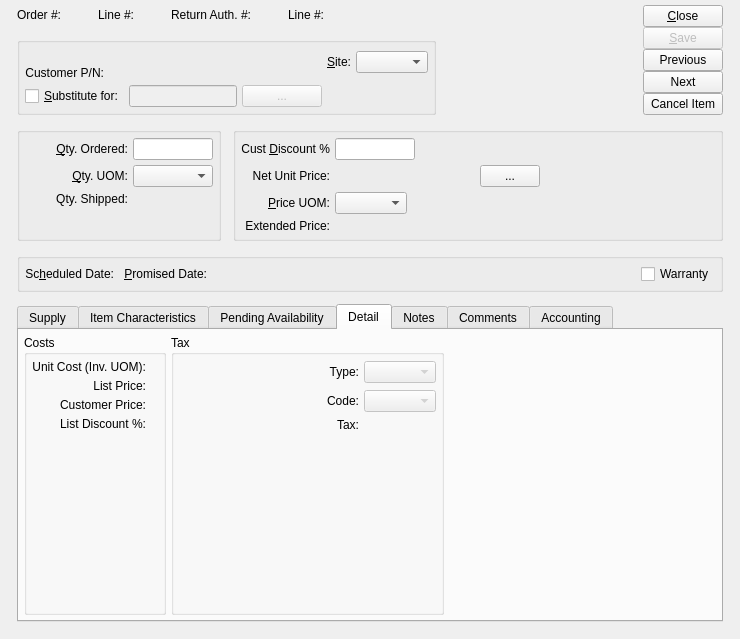
This is xtuple/trunk/guiclient/salesOrderItem.ui in WooodHead/xtuple as Qt 5 draws it before an edit. The edited form follows.
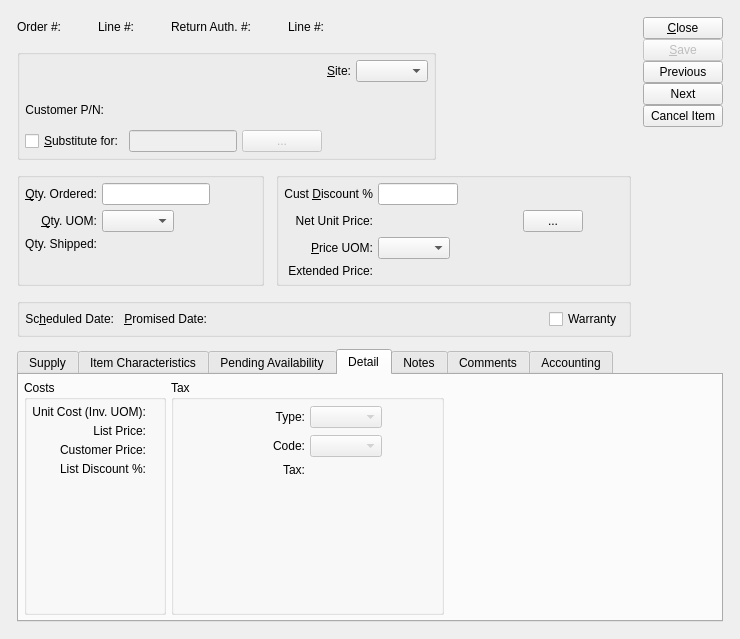
This is the edited form. The open tabs and pages were chosen to show the change. Custom widgets are drawn as their Qt base class.

```diff
--- a/xtuple/trunk/guiclient/salesOrderItem.ui
+++ b/xtuple/trunk/guiclient/salesOrderItem.ui
@@ -30,6 +30,9 @@
      <property name="leftMargin" >
       <number>12</number>
      </property>
+     <property name="topMargin" >
+      <number>12</number>
+     </property>
      <property name="rightMargin" >
       <number>12</number>
      </property>
@@ -159,22 +162,7 @@
        </item>
       </layout>
      </item>
-     <item rowspan="2" row="0" column="2" >
-      <layout class="QHBoxLayout" >
-       <item>
-        <spacer>
-         <property name="orientation" >
-          <enum>Qt::Horizontal</enum>
-         </property>
-         <property name="sizeHint" >
-          <size>
-           <width>0</width>
-           <height>20</height>
-          </size>
-         </property>
-        </spacer>
-       </item>
-       <item>
+     <item rowspan="4" row="0" column="2" >
         <layout class="QVBoxLayout" >
          <property name="spacing" >
           <number>0</number>
@@ -268,12 +256,12 @@
          </item>
         </layout>
        </item>
-      </layout>
-     </item>
      <item row="1" column="0" colspan="2" >
+      <layout class="QHBoxLayout" >
+       <item>
       <widget class="QGroupBox" name="_itemGroup" >
        <property name="sizePolicy" >
-        <sizepolicy vsizetype="MinimumExpanding" hsizetype="Preferred" >
+          <sizepolicy vsizetype="MinimumExpanding" hsizetype="Minimum" >
          <horstretch>0</horstretch>
          <verstretch>0</verstretch>
         </sizepolicy>
@@ -302,6 +290,12 @@
         </property>
         <item row="0" column="0" colspan="2" >
          <widget class="ItemCluster" name="_item" >
+            <property name="sizePolicy" >
+             <sizepolicy vsizetype="Preferred" hsizetype="Minimum" >
+              <horstretch>0</horstretch>
+              <verstretch>0</verstretch>
+             </sizepolicy>
+            </property>
           <property name="focusPolicy" >
            <enum>Qt::StrongFocus</enum>
           </property>
@@ -309,9 +303,6 @@
         </item>
         <item rowspan="3" row="0" column="2" >
          <layout class="QGridLayout" >
-          <property name="topMargin" >
-           <number>3</number>
-          </property>
           <item row="0" column="0" >
            <widget class="QLabel" name="_warehouseLit" >
             <property name="text" >
@@ -435,6 +426,21 @@
        </layout>
       </widget>
      </item>
+       <item>
+        <spacer>
+         <property name="orientation" >
+          <enum>Qt::Horizontal</enum>
+         </property>
+         <property name="sizeHint" >
+          <size>
+           <width>81</width>
+           <height>111</height>
+          </size>
+         </property>
+        </spacer>
+       </item>
+      </layout>
+     </item>
      <item row="2" column="0" >
       <widget class="QGroupBox" name="_invGroup" >
        <property name="title" >
@@ -461,19 +467,9 @@
          </widget>
         </item>
         <item row="0" column="1" >
+         <layout class="QHBoxLayout" >
+          <item>
          <widget class="XLineEdit" name="_qtyOrdered" >
-          <property name="sizePolicy" >
-           <sizepolicy vsizetype="Preferred" hsizetype="Preferred" >
-            <horstretch>0</horstretch>
-            <verstretch>0</verstretch>
-           </sizepolicy>
-          </property>
-          <property name="maximumSize" >
-           <size>
-            <width>80</width>
-            <height>32767</height>
-           </size>
-          </property>
           <property name="focusPolicy" >
            <enum>Qt::StrongFocus</enum>
           </property>
@@ -481,6 +477,21 @@
            <set>Qt::AlignRight</set>
           </property>
          </widget>
+          </item>
+          <item>
+           <spacer>
+            <property name="orientation" >
+             <enum>Qt::Horizontal</enum>
+            </property>
+            <property name="sizeHint" >
+             <size>
+              <width>10</width>
+              <height>20</height>
+             </size>
+            </property>
+           </spacer>
+          </item>
+         </layout>
         </item>
         <item row="1" column="0" >
          <widget class="QLabel" name="_priceUOMLit_2" >
@@ -499,23 +510,34 @@
          </widget>
         </item>
         <item row="1" column="1" >
+         <layout class="QHBoxLayout" >
+          <item>
          <widget class="XComboBox" name="_qtyUOM" >
           <property name="focusPolicy" >
            <enum>Qt::NoFocus</enum>
           </property>
          </widget>
         </item>
+          <item>
+           <spacer>
+            <property name="orientation" >
+             <enum>Qt::Horizontal</enum>
+            </property>
+            <property name="sizeHint" >
+             <size>
+              <width>40</width>
+              <height>20</height>
+             </size>
+            </property>
+           </spacer>
+          </item>
+         </layout>
+        </item>
         <item row="2" column="0" >
          <widget class="QLabel" name="_shippedToDateLit" >
           <property name="enabled" >
            <bool>true</bool>
           </property>
-          <property name="minimumSize" >
-           <size>
-            <width>0</width>
-            <height>0</height>
-           </size>
-          </property>
           <property name="text" >
            <string>Qty. Shipped:</string>
           </property>
@@ -535,12 +557,6 @@
             <verstretch>0</verstretch>
            </sizepolicy>
           </property>
-          <property name="minimumSize" >
-           <size>
-            <width>80</width>
-            <height>0</height>
-           </size>
-          </property>
           <property name="alignment" >
            <set>Qt::AlignRight|Qt::AlignTrailing|Qt::AlignVCenter</set>
           </property>
@@ -562,7 +578,7 @@
        </layout>
       </widget>
      </item>
-     <item row="2" column="1" colspan="2" >
+     <item row="2" column="1" >
       <widget class="QGroupBox" name="_amountGroup" >
        <property name="title" >
         <string/>
@@ -746,7 +762,7 @@
        </layout>
       </widget>
      </item>
-     <item row="3" column="0" colspan="3" >
+     <item row="3" column="0" colspan="2" >
       <widget class="QGroupBox" name="_schedGroup" >
        <property name="title" >
         <string/>
@@ -1466,6 +1482,8 @@
              </widget>
             </item>
             <item row="0" column="1" >
+             <layout class="QHBoxLayout" >
+              <item>
              <widget class="XComboBox" name="_taxtype" >
               <property name="enabled" >
                <bool>false</bool>
@@ -1481,6 +1499,21 @@
               </property>
              </widget>
             </item>
+              <item>
+               <spacer>
+                <property name="orientation" >
+                 <enum>Qt::Horizontal</enum>
+                </property>
+                <property name="sizeHint" >
+                 <size>
+                  <width>40</width>
+                  <height>20</height>
+                 </size>
+                </property>
+               </spacer>
+              </item>
+             </layout>
+            </item>
             <item row="1" column="0" >
              <widget class="QLabel" name="_taxcodeLit" >
               <property name="minimumSize" >
@@ -1498,6 +1531,8 @@
              </widget>
             </item>
             <item row="1" column="1" >
+             <layout class="QHBoxLayout" >
+              <item>
              <widget class="XComboBox" name="_taxcode" >
               <property name="enabled" >
                <bool>false</bool>
@@ -1513,6 +1548,21 @@
               </property>
              </widget>
             </item>
+              <item>
+               <spacer>
+                <property name="orientation" >
+                 <enum>Qt::Horizontal</enum>
+                </property>
+                <property name="sizeHint" >
+                 <size>
+                  <width>40</width>
+                  <height>20</height>
+                 </size>
+                </property>
+               </spacer>
+              </item>
+             </layout>
+            </item>
             <item row="2" column="0" >
              <widget class="XURLLabel" name="_taxLit" >
               <property name="text" >
@@ -1569,8 +1619,8 @@
            </property>
            <property name="sizeHint" >
             <size>
-             <width>0</width>
-             <height>20</height>
+             <width>21</width>
+             <height>204</height>
             </size>
            </property>
           </spacer>
```
Lines whose indentation alone changed are shown as unchanged.
